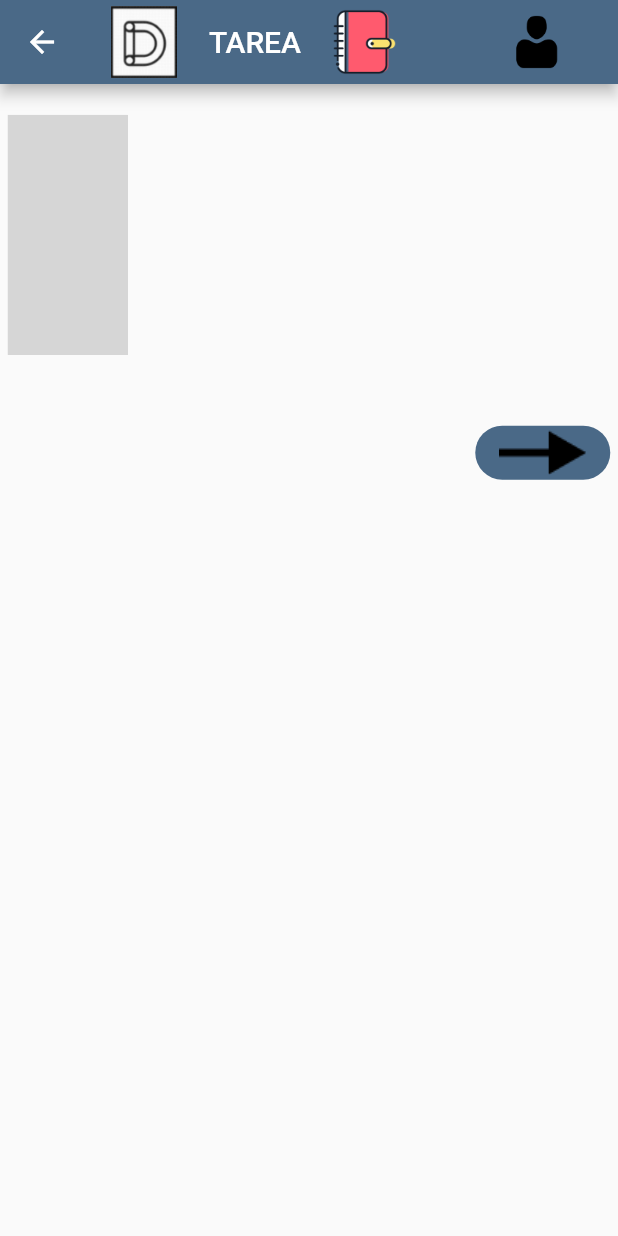
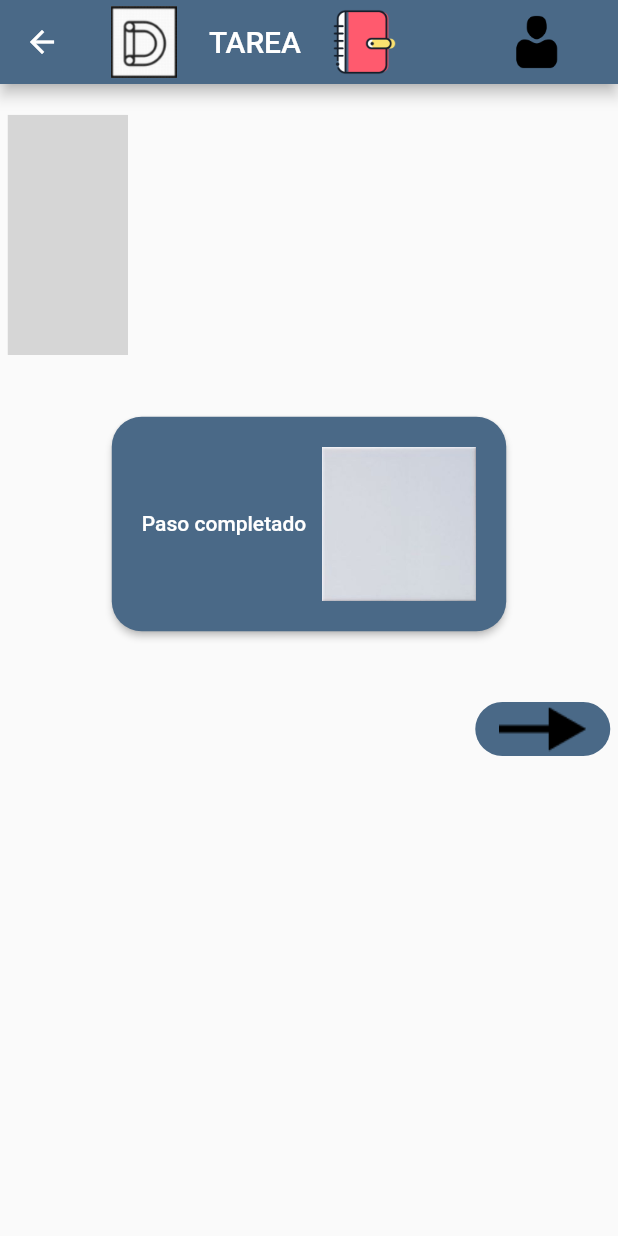
Before and after one commit to DGPAS/DGP_AS, a Flutter app: the TaskSteps screen opened directly, on a phone screen of 412 x 824 dp. Run offline on Flutter 3.47's test engine with Material 2 defaults, Android fonts, the phone set to English and light mode, and no system bars; our stand-ins replace dotted_border, image_picker; grey boxes are pictures that could not be loaded.

Commit message:
check de paso

```diff
--- a/Dability/lib/student_task.dart
+++ b/Dability/lib/student_task.dart
@@ -190,7 +190,7 @@ class _StudentTaskState extends State<StudentTask> {
                   onPressed: () {
                     Navigator.push(
                       context,
-                      MaterialPageRoute(builder: (context) => TaskSteps(0, 3)),
+                      MaterialPageRoute(builder: (context) => TaskSteps(0, 3, List.generate(3, (index) => false))),
                     );
                   },
                   child:
--- a/Dability/lib/task_steps.dart
+++ b/Dability/lib/task_steps.dart
@@ -6,9 +6,11 @@ class TaskSteps extends StatefulWidget {
   @override
   State<TaskSteps> createState() => _TaskStepsState();
   int index = 0, numberOfSteps = 0;
-  TaskSteps(int initialPage, int stepsQuantity){
+  List<bool> checkedStep = List.generate(0, (index) => false);
+  TaskSteps(int initialPage, int stepsQuantity, List<bool> checks){
     index = initialPage;
     numberOfSteps = stepsQuantity;
+    checkedStep = checks;
   }
 }
 
@@ -90,6 +92,54 @@ class _TaskStepsState extends State<TaskSteps> {
                   SizedBox(
                     height: MediaQuery.of(context).size.height * 0.05,
                   ),
+
+                  Row(
+                    mainAxisAlignment: MainAxisAlignment.center,
+                    children: [
+                      ElevatedButton(
+                          onPressed: () {
+                            setState(() {
+                              widget.checkedStep[widget.index] = !widget.checkedStep[widget.index];
+                            });
+                          },
+                          style: ElevatedButton.styleFrom(
+                              padding: EdgeInsets.all(20),
+                              //fixedSize: Size(250, 100),
+                              //minimumSize: Size(250, 50),
+                              //maximumSize: Size(250, 100),
+                              //textStyle: const TextStyle(fontSize: 25),
+                              backgroundColor: Color(0xFF4A6987),
+                              shape: RoundedRectangleBorder(
+                                borderRadius: BorderRadius.circular(20),
+                              )
+                          ),
+                          child: Row(
+                            children: [
+                              Text('Paso completado'),
+                              SizedBox(
+                                width: MediaQuery.of(context).size.width * 0.025,
+                              ),
+                              widget.checkedStep[widget.index] ?
+                                Image.asset('images/checkIcon.png',
+                                    height: MediaQuery.of(context).size.height * 0.125,
+                                ):
+                                Image.asset('images/greyIcon.jpg',
+                                  height: MediaQuery.of(context).size.height * 0.125,
+                                ) ,
+                            ],
+                          ),
+
+                        //  child: widget.checkedStep[widget.index] ?
+                          //Image.asset('images/checkIcon.png'):
+                          //Image.asset('images/greyIcon.jpg') ,
+                      ),
+                    ],
+                  ),
+
+                  SizedBox(
+                    height: MediaQuery.of(context).size.height * 0.05,
+                  ),
+
                   Row(
                     mainAxisAlignment: widget.index == 0
                         ? MainAxisAlignment.end
```
